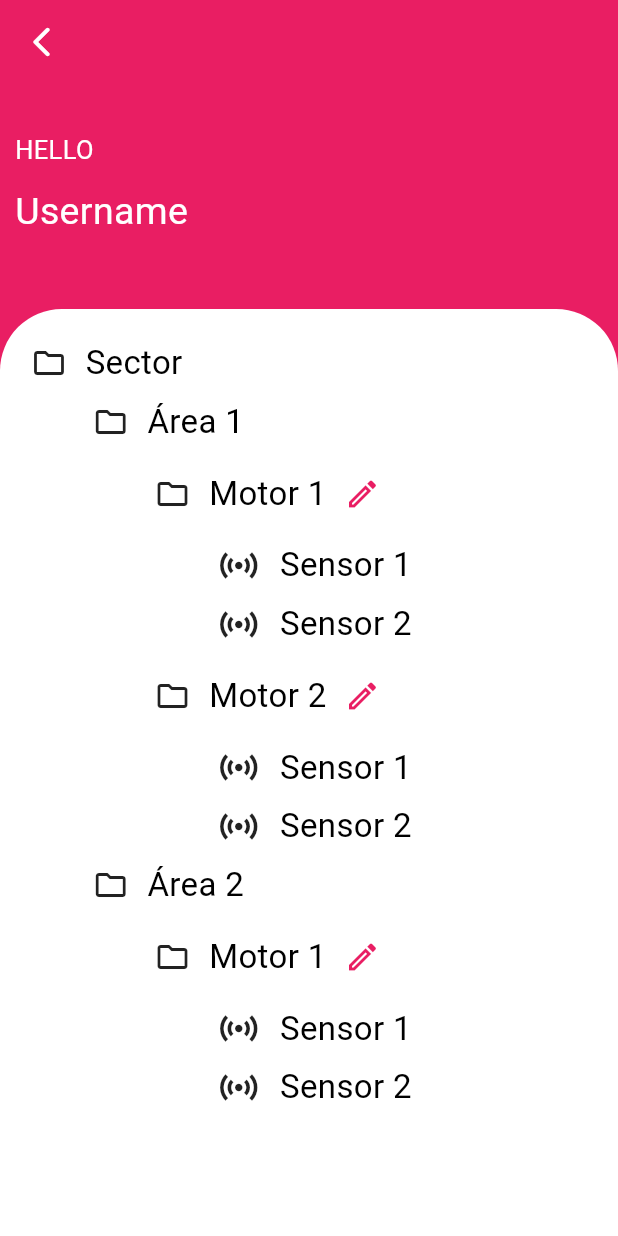
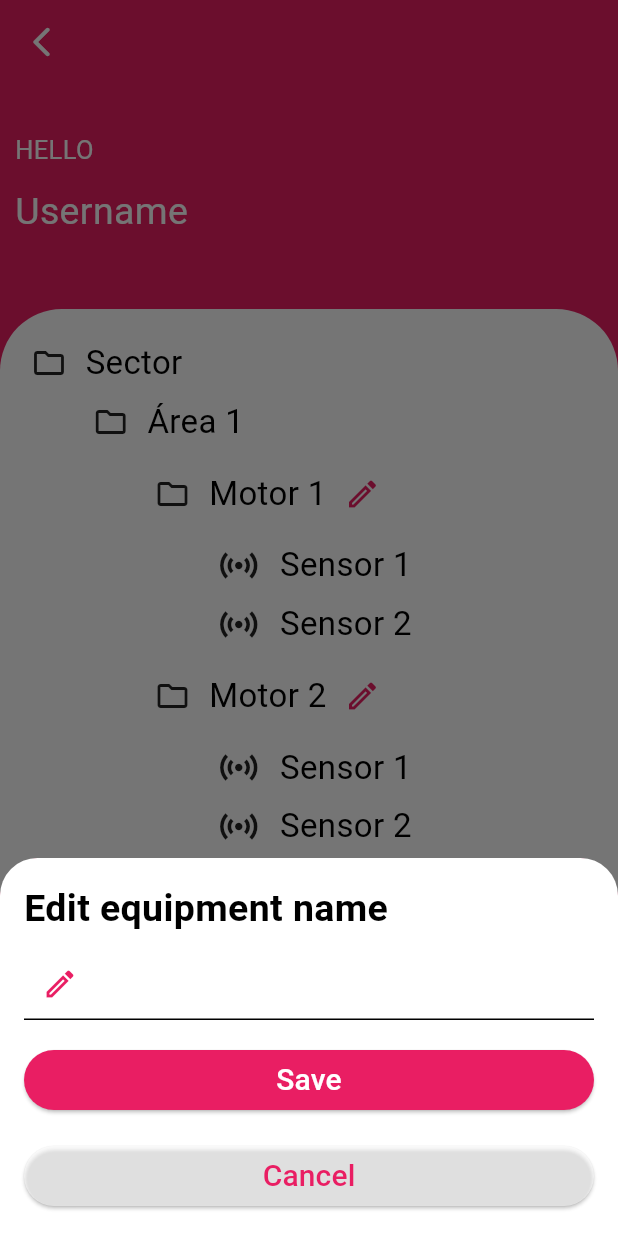
Before and after one commit to JotaDouglas/teste_mobile, a Flutter app: the HomePage screen opened by its route, after a tap on the "edit" icon, on a phone screen of 412 x 824 dp. Run offline on Flutter 3.47's test engine with Material 3 defaults, Android fonts, the phone set to English and light mode, and no system bars.

Commit message:
feat: buttom actions

```diff
--- a/lib/widgets/folders.widgets.dart
+++ b/lib/widgets/folders.widgets.dart
@@ -11,7 +11,7 @@ class FolderWidgets {
     }
     if (archive.nivel == 2) {
       return _conjunto(
-          screen: screen, titleConjunto: archive.title);
+          screen: screen, titleConjunto: archive.title, context: context);
     }
     if (archive.nivel == 3) {
       return _equipamneto(screen: screen, titleEquipamento: archive.title);
@@ -66,6 +66,7 @@ class FolderWidgets {
   static _conjunto({
     required Size screen,
     required String titleConjunto,
+    required BuildContext context
   }) {
     return Padding(
       padding: EdgeInsets.only(
@@ -82,7 +83,58 @@ class FolderWidgets {
               style: const TextStyle(color: Colors.black, fontSize: 22),
             ),
             IconButton(
-                onPressed: () {},
+                onPressed: () {
+                  showModalBottomSheet(
+        context: context,
+        builder: (context) {
+          return Container(
+            decoration: const BoxDecoration(
+              borderRadius: BorderRadius.only(
+                  topLeft: Radius.circular(25), topRight: Radius.circular(25)),
+              color: Colors.white,
+            ),
+            padding: EdgeInsets.all(16.0),
+            child: Column(
+              mainAxisSize: MainAxisSize.min,
+              crossAxisAlignment: CrossAxisAlignment.stretch,
+              children: <Widget>[
+                const Text(
+                  'Edit equipment name',
+                  style: TextStyle(
+                      fontSize: 25,
+                      fontWeight: FontWeight.bold,
+                      color: Colors.black),
+                ),
+                const SizedBox(height: 8),
+                const TextField(
+                  decoration: InputDecoration(
+                    prefixIcon: Icon(
+                      Icons.edit_outlined,
+                      color: Colors.pink,
+                    ),
+                    border: null,
+                  ),
+                ),
+                const SizedBox(height: 16),
+                ElevatedButton(
+                  onPressed: () {
+                    Navigator.of(context).pop();
+                  },
+                  child: const Text('Save', style: TextStyle(fontSize: 20),),
+                ),
+                 SizedBox(height: 16),
+                ElevatedButton(
+                  style: ButtonStyle(backgroundColor: MaterialStatePropertyAll(Colors.white54)),
+                  onPressed: () {
+                    Navigator.of(context).pop();
+                  },
+                  child: const Text('Cancel', style: TextStyle(fontSize: 20, color: Colors.pink),),
+                ),
+              ],
+            ),
+          );
+        });
+                },
                 icon: Icon(
                   Icons.edit_outlined,
                   color: Colors.pink,
```
Also changed, not shown: lib/views/home.view.dart (+53 -53 lines).
